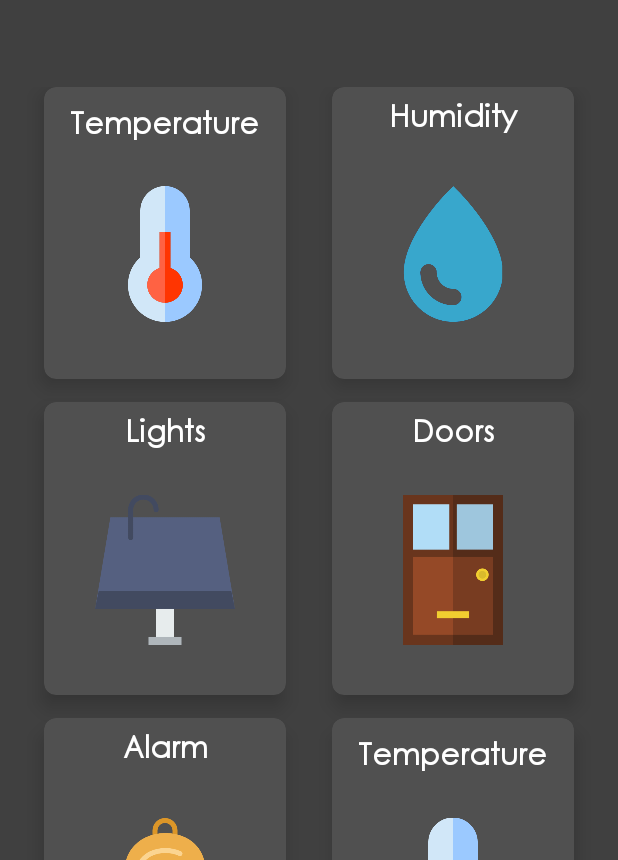
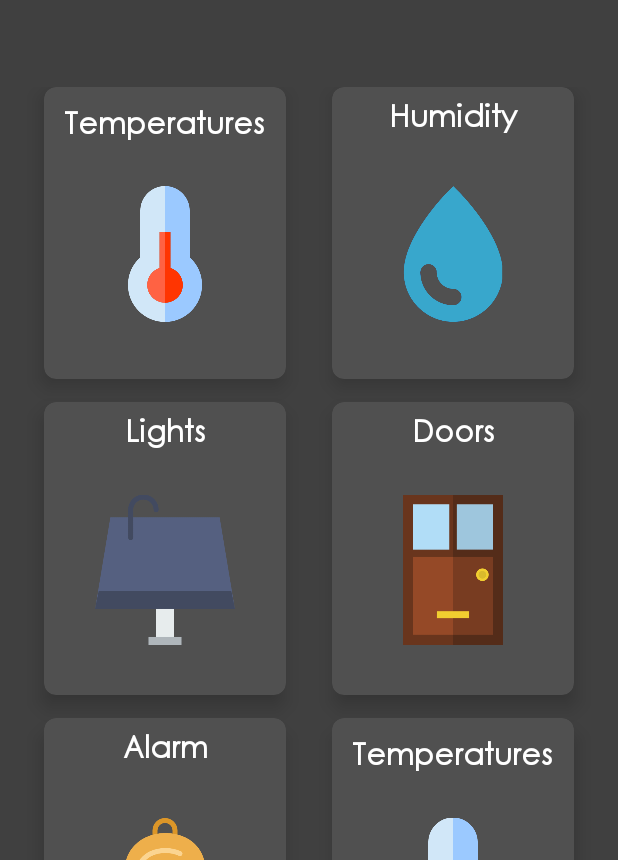
Before and after one commit to Founasek-ufo/AppOld, an Android app: the screen it shows after launch (MenuActivity), on a phone screen of 412 x 824 dp. Shown: the part 181-1041 px from the top of the screen. Run offline under Robolectric (Android 15) with nearby library versions, the phone set to English and light mode, and no system bars.

Commit message:
try commit in new branche

```diff
--- a/app/src/main/AndroidManifest.xml
+++ b/app/src/main/AndroidManifest.xml
@@ -15,7 +15,6 @@
         <activity android:name=".MenuActivity">
             <intent-filter>
                 <action android:name="android.intent.action.MAIN"/>
-
                 <category android:name="android.intent.category.LAUNCHER"/>
             </intent-filter>
         </activity>
--- a/app/src/main/res/values/strings.xml
+++ b/app/src/main/res/values/strings.xml
@@ -4,7 +4,7 @@
     <!-- Main Menu - Texts -->
     <string name="menu_text">My Sensors</string>
     <string name="sensor_text">2 sensors are active</string>
-    <string name="temperature">Temperature</string>
+    <string name="temperature">Temperatures</string>
     <string name="humidity">Humidity</string>
     <string name="lights">Lights</string>
     <string name="doors">Doors</string>
```
